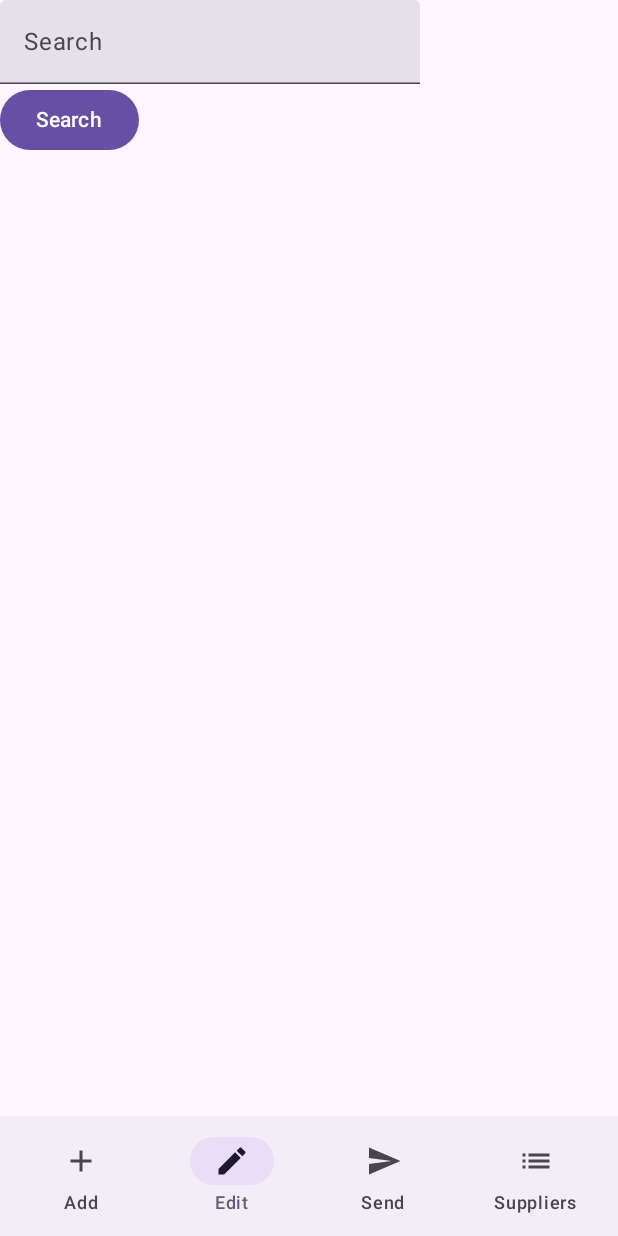
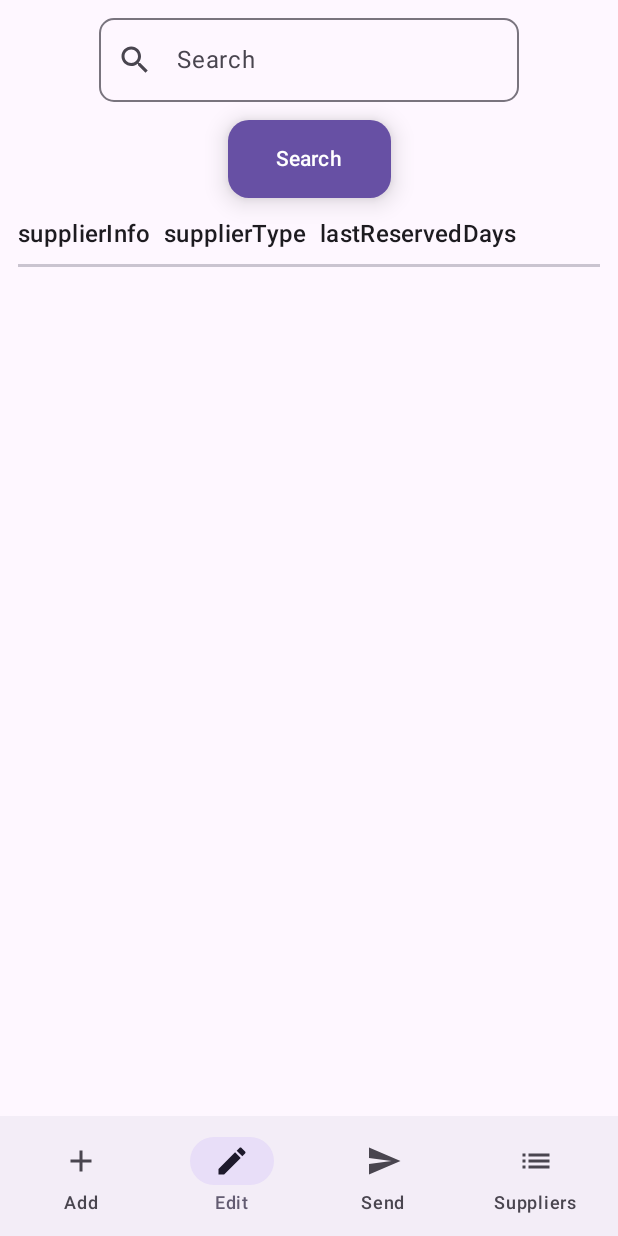
Before and after one commit to Osman0812/SupplierSystemClient, an Android app built with Jetpack Compose: the screen it shows after launch (MainActivity), item 2 of the bottom bar chosen, on a phone screen of 412 x 824 dp. Run offline under Robolectric (Android 15) with nearby library versions, the phone set to English and light mode, and no system bars; our stand-ins replace Dagger/Hilt's generated code, Room's generated code.

Commit message:
edited edit supplier screen

```diff
--- a/app/src/main/java/com/example/suppliersystemclient/data/Supplier.kt
+++ b/app/src/main/java/com/example/suppliersystemclient/data/Supplier.kt
@@ -8,7 +8,7 @@ import androidx.room.PrimaryKey
 data class Supplier(
     @PrimaryKey(autoGenerate = true) val id: Int = 0,
     @ColumnInfo(name = "supplierInfo") val info: String,
-    @ColumnInfo(name = "supplierType") val type: Int,
+    @ColumnInfo(name = "supplierType") val type: String,
     @ColumnInfo(name = "lastReservedDays") val reservedDays: List<Int>?
 )
 
--- a/app/src/main/java/com/example/suppliersystemclient/data/di/AppModule.kt
+++ b/app/src/main/java/com/example/suppliersystemclient/data/di/AppModule.kt
@@ -2,7 +2,7 @@ package com.example.suppliersystemclient.data.di
 
 import android.content.Context
 import androidx.room.Room
-import com.example.suppliersystemclient.room.MIGRATION_1_2
+import com.example.suppliersystemclient.room.MIGRATION_2_3
 import com.example.suppliersystemclient.room.SqlDatabase
 import com.example.suppliersystemclient.room.SupplierDao
 import dagger.Module
@@ -24,7 +24,7 @@ object AppModule {
             SqlDatabase::class.java,
             "suppliers.db"
         )
-            .addMigrations(MIGRATION_1_2)
+            .addMigrations(MIGRATION_2_3)
             .build()
     }
 
--- a/app/src/main/java/com/example/suppliersystemclient/room/SqlDatabase.kt
+++ b/app/src/main/java/com/example/suppliersystemclient/room/SqlDatabase.kt
@@ -11,13 +11,18 @@ import com.example.suppliersystemclient.data.Supplier
 import com.example.suppliersystemclient.data.SupplierAssignment
 import com.example.suppliersystemclient.util.Converters
 
-@Database(entities = [Supplier::class, SupplierAssignment::class], version = 2, exportSchema = false)
+@Database(
+    entities = [Supplier::class, SupplierAssignment::class],
+    version = 3,
+    exportSchema = false
+)
 @TypeConverters(Converters::class)
-abstract class SqlDatabase: RoomDatabase() {
+abstract class SqlDatabase : RoomDatabase() {
     abstract fun supplierDao(): SupplierDao
 
     companion object {
-        @Volatile private var INSTANCE: SqlDatabase? = null
+        @Volatile
+        private var INSTANCE: SqlDatabase? = null
         fun getDatabase(context: Context): SqlDatabase {
             return INSTANCE ?: synchronized(this) {
                 val instance = Room.databaseBuilder(
@@ -25,7 +30,7 @@ abstract class SqlDatabase: RoomDatabase() {
                     SqlDatabase::class.java,
                     "suppliers.db"
                 )
-                    .addMigrations(MIGRATION_1_2)
+                    .addMigrations(MIGRATION_2_3)
                     .build()
                 INSTANCE = instance
                 instance
@@ -33,15 +38,19 @@ abstract class SqlDatabase: RoomDatabase() {
         }
     }
 }
-val MIGRATION_1_2 = object : Migration(1, 2) {
+
+val MIGRATION_2_3 = object : Migration(2, 3) {
     override fun migrate(database: SupportSQLiteDatabase) {
+        // Drop the old tables
+        database.execSQL("DROP TABLE IF EXISTS Suppliers")
+        database.execSQL("DROP TABLE IF EXISTS SupplierAssignments")
 
-
+        // Create new tables
         database.execSQL("""
             CREATE TABLE IF NOT EXISTS Suppliers (
                 id INTEGER PRIMARY KEY AUTOINCREMENT NOT NULL,
                 supplierInfo TEXT NOT NULL,
-                supplierType INTEGER NOT NULL,
+                supplierType TEXT NOT NULL,
                 lastReservedDays TEXT
             )
         """.trimIndent())
--- a/app/src/main/java/com/example/suppliersystemclient/ui/addsupplierscreen/AddSupplierScreen.kt
+++ b/app/src/main/java/com/example/suppliersystemclient/ui/addsupplierscreen/AddSupplierScreen.kt
@@ -5,7 +5,6 @@ import androidx.compose.foundation.layout.Column
 import androidx.compose.foundation.layout.Row
 import androidx.compose.foundation.layout.Spacer
 import androidx.compose.foundation.layout.fillMaxSize
-import androidx.compose.foundation.layout.fillMaxWidth
 import androidx.compose.foundation.layout.height
 import androidx.compose.foundation.layout.padding
 import androidx.compose.material.icons.Icons
@@ -14,7 +13,6 @@ import androidx.compose.material3.RadioButton
 import androidx.compose.material3.Text
 import androidx.compose.runtime.Composable
 import androidx.compose.runtime.getValue
-import androidx.compose.runtime.mutableIntStateOf
 import androidx.compose.runtime.mutableStateOf
 import androidx.compose.runtime.remember
 import androidx.compose.runtime.setValue
@@ -32,7 +30,7 @@ fun AddSupplierScreen(
     modifier: Modifier = Modifier
 ) {
     var name by remember { mutableStateOf("") }
-    var type by remember { mutableIntStateOf(1) }
+    var type by remember { mutableStateOf("Contract") }
 
     Column(
         modifier = modifier
@@ -52,11 +50,11 @@ fun AddSupplierScreen(
             horizontalArrangement = Arrangement.Center,
             verticalAlignment = Alignment.CenterVertically
         ) {
-            RadioButton(selected = type == 1, onClick = { type = 1 })
+            RadioButton(selected = type == "Contract", onClick = { type = "Contract" })
             Text("Only contract")
-            RadioButton(selected = type == 2, onClick = { type = 2 })
+            RadioButton(selected = type == "Stock", onClick = { type = "Stock" })
             Text("Only stock")
-            RadioButton(selected = type == 3, onClick = { type = 3 })
+            RadioButton(selected = type == "Both", onClick = { type = "Both" })
             Text("Both")
         }
         Spacer(modifier = Modifier.height(12.dp))
--- a/app/src/main/java/com/example/suppliersystemclient/ui/component/CustomTextField.kt
+++ b/app/src/main/java/com/example/suppliersystemclient/ui/component/CustomTextField.kt
@@ -1,6 +1,5 @@
 package com.example.suppliersystemclient.ui.component
 
-import androidx.compose.foundation.layout.fillMaxWidth
 import androidx.compose.foundation.shape.RoundedCornerShape
 import androidx.compose.material3.Icon
 import androidx.compose.material3.OutlinedTextField
--- a/app/src/main/java/com/example/suppliersystemclient/ui/editsupplierscreen/EditSupplierScreen.kt
+++ b/app/src/main/java/com/example/suppliersystemclient/ui/editsupplierscreen/EditSupplierScreen.kt
@@ -3,15 +3,24 @@ package com.example.suppliersystemclient.ui.editsupplierscreen
 import androidx.compose.foundation.layout.Arrangement
 import androidx.compose.foundation.layout.Column
 import androidx.compose.foundation.layout.Row
+import androidx.compose.foundation.layout.Spacer
+import androidx.compose.foundation.layout.fillMaxSize
 import androidx.compose.foundation.layout.fillMaxWidth
+import androidx.compose.foundation.layout.height
+import androidx.compose.foundation.layout.padding
+import androidx.compose.foundation.lazy.LazyColumn
+import androidx.compose.foundation.lazy.items
 import androidx.compose.material.icons.Icons
 import androidx.compose.material.icons.filled.Delete
 import androidx.compose.material.icons.filled.Edit
-import androidx.compose.material3.Button
+import androidx.compose.material.icons.filled.Search
+import androidx.compose.material3.Divider
 import androidx.compose.material3.Icon
 import androidx.compose.material3.IconButton
+import androidx.compose.material3.MaterialTheme
+import androidx.compose.material3.RadioButton
+import androidx.compose.material3.Surface
 import androidx.compose.material3.Text
-import androidx.compose.material3.TextField
 import androidx.compose.runtime.Composable
 import androidx.compose.runtime.collectAsState
 import androidx.compose.runtime.getValue
@@ -20,30 +29,70 @@ import androidx.compose.runtime.remember
 import androidx.compose.runtime.setValue
 import androidx.compose.ui.Alignment
 import androidx.compose.ui.Modifier
+import androidx.compose.ui.unit.dp
+import androidx.compose.ui.window.Dialog
 import com.example.suppliersystemclient.data.Supplier
 import com.example.suppliersystemclient.ui.SupplierViewModel
+import com.example.suppliersystemclient.ui.component.CustomButton
+import com.example.suppliersystemclient.ui.component.CustomTextField
 
 @Composable
 fun EditSupplierScreen(viewModel: SupplierViewModel) {
     var searchQuery by remember { mutableStateOf("") }
     val suppliers by viewModel.suppliers.collectAsState()
+    var filteredSuppliers by remember { mutableStateOf(listOf<Supplier>()) }
+    var selectedSupplier by remember { mutableStateOf<Supplier?>(null) }
+    var isEditing by remember { mutableStateOf(false) }
 
-    Column {
-        TextField(
+
+    Column(
+        modifier = Modifier
+            .fillMaxSize()
+            .padding(12.dp),
+        horizontalAlignment = Alignment.CenterHorizontally,
+        verticalArrangement = Arrangement.spacedBy(12.dp)
+    ) {
+        CustomTextField(
             value = searchQuery,
             onValueChange = { searchQuery = it },
-            label = { Text("Search") }
+            placeHolder = "Search",
+            leadingIcon = Icons.Default.Search
         )
-        Button(onClick = {
+        CustomButton(
+            onClick = {
                 //Arama
-        }) {
-            Text("Search")
+                filteredSuppliers = suppliers.filter { it.info.contains(searchQuery, true) }
+            },
+            text = "Search"
+        )
+        LazyColumn {
+            item {
+                Row(
+                    horizontalArrangement = Arrangement.spacedBy(8.dp)
+                ) {
+                    Text(
+                        text = "supplierInfo",
+                        style = MaterialTheme.typography.titleMedium
+                    )
+                    Text(
+                        text = "supplierType",
+                        style = MaterialTheme.typography.titleMedium
+                    )
+                    Text(
+                        text = "lastReservedDays",
+                        style = MaterialTheme.typography.titleMedium
+                    )
                 }
-        suppliers.filter { it.info.contains(searchQuery, true) }.forEach { supplier ->
+                Spacer(modifier = Modifier.height(8.dp))
+                Divider(thickness = 2.dp)
+            }
+            items(filteredSuppliers) { supplier ->
                 SupplierItem(
                     supplier = supplier,
                     onEdit = {
                         viewModel.updateSupplier(it)
+                        selectedSupplier = supplier
+                        isEditing = true
                     },
                     onDelete = {
                         viewModel.deleteSupplier(it)
@@ -51,22 +100,37 @@ fun EditSupplierScreen(viewModel: SupplierViewModel) {
                 )
             }
         }
+        if (isEditing && selectedSupplier != null) {
+            EditSupplierDialog(
+                supplier = selectedSupplier!!,
+                viewModel = viewModel,
+                onDismiss = {
+                    isEditing = false
+                    selectedSupplier = null
                 }
+            )
+        }
+    }
+}
+
 @Composable
 fun SupplierItem(
     supplier: Supplier,
     onEdit: (Supplier) -> Unit,
-    onDelete: (Supplier) -> Unit)
-{
+    onDelete: (Supplier) -> Unit
+) {
     Row(
         modifier = Modifier
             .fillMaxWidth(),
         verticalAlignment = Alignment.CenterVertically,
         horizontalArrangement = Arrangement.SpaceBetween
     ) {
-        Row {
+        Row(
+            horizontalArrangement = Arrangement.spacedBy(8.dp)
+        ) {
             Text(text = supplier.info)
-            Text(text = supplier.type.toString())
+
+            Text(text = supplier.type)
             Text(text = supplier.reservedDays?.joinToString(", ") ?: "")
         }
         Row {
@@ -79,3 +143,73 @@ fun SupplierItem(
         }
     }
 }
+
+@Composable
+fun EditSupplierDialog(
+    supplier: Supplier,
+    viewModel: SupplierViewModel,
+    onDismiss: () -> Unit
+) {
+    var type by remember { mutableStateOf(supplier.type) }
+
+    Dialog(onDismissRequest = { onDismiss() }) {
+        Surface(
+            shape = MaterialTheme.shapes.medium
+        ) {
+            Column(
+                modifier = Modifier
+                    .padding(16.dp)
+                    .fillMaxWidth(),
+                horizontalAlignment = Alignment.CenterHorizontally,
+                verticalArrangement = Arrangement.Center
+            ) {
+                Text(text = "Edit Supplier", style = MaterialTheme.typography.titleLarge)
+                Spacer(modifier = Modifier.height(12.dp))
+                Text(text = "Name: ${supplier.info}")
+                Spacer(modifier = Modifier.height(12.dp))
+                Text("Edit Supplier Type:")
+                Spacer(modifier = Modifier.height(8.dp))
+                Column(
+                    horizontalAlignment = Alignment.Start,
+                    verticalArrangement = Arrangement.Center
+                ) {
+                    Row(
+                        verticalAlignment = Alignment.CenterVertically
+                    ) {
+                        RadioButton(selected = type == "Contract", onClick = { type = "Contract" })
+                        Text("Only contract", modifier = Modifier.padding(start = 8.dp))
+                    }
+                    Row(
+                        verticalAlignment = Alignment.CenterVertically
+                    ) {
+                        RadioButton(selected = type == "Stock", onClick = { type = "Stock" })
+                        Text("Only stock", modifier = Modifier.padding(start = 8.dp))
+                    }
+                    Row(
+                        verticalAlignment = Alignment.CenterVertically
+                    ) {
+                        RadioButton(selected = type == "Both", onClick = { type = "Both" })
+                        Text("Both", modifier = Modifier.padding(start = 8.dp))
+                    }
+
+                }
+                Spacer(modifier = Modifier.height(24.dp))
+                Row(
+                    horizontalArrangement = Arrangement.spacedBy(16.dp)
+                ) {
+                    CustomButton(
+                        onClick = {
+                            viewModel.updateSupplier(supplier.copy(type = type))
+                            onDismiss()
+                        },
+                        text = "Submit"
+                    )
+                    CustomButton(
+                        onClick = onDismiss,
+                        text = "Cancel"
+                    )
+                }
+            }
+        }
+    }
+}
```
Also changed, not shown: app/src/main/java/com/example/suppliersystemclient/ui/sendtoserverscreen/SendToServerScreen.kt (+20 -13 lines). Lines whose indentation alone changed are shown as unchanged.
